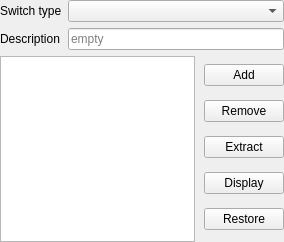
Martchus/tageditor, file gui/picturepreviewselection.ui: the form before one commit.
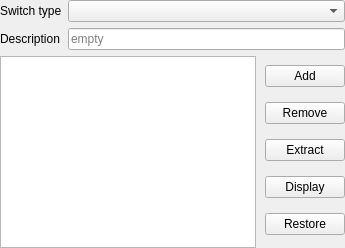
The form after the commit. Custom widgets are drawn as their Qt base class.

Commit message: Remove geometry in UI file for widgets

Diff of the .ui file:
```diff
--- a/gui/picturepreviewselection.ui
+++ b/gui/picturepreviewselection.ui
@@ -2,14 +2,6 @@
 <ui version="4.0">
  <class>QtGui::PicturePreviewSelection</class>
  <widget class="QWidget" name="QtGui::PicturePreviewSelection">
-  <property name="geometry">
-   <rect>
-    <x>0</x>
-    <y>0</y>
-    <width>284</width>
-    <height>242</height>
-   </rect>
-  </property>
   <property name="windowTitle">
    <string>Form</string>
   </property>
```
The commit also changes 1 other file.
